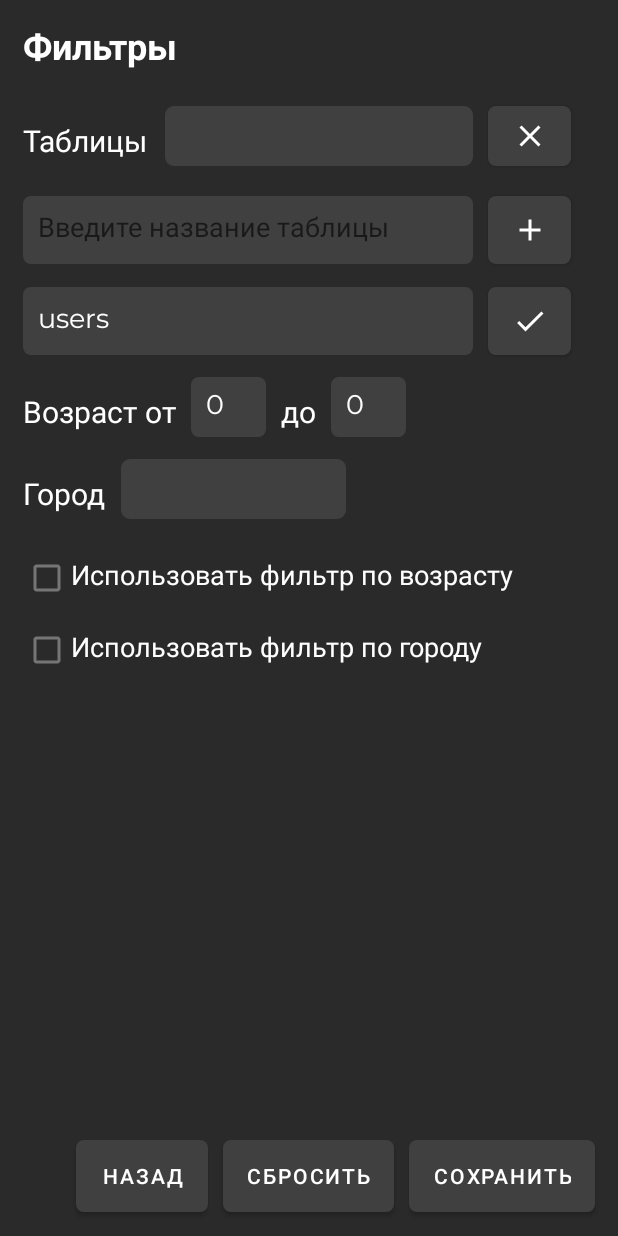
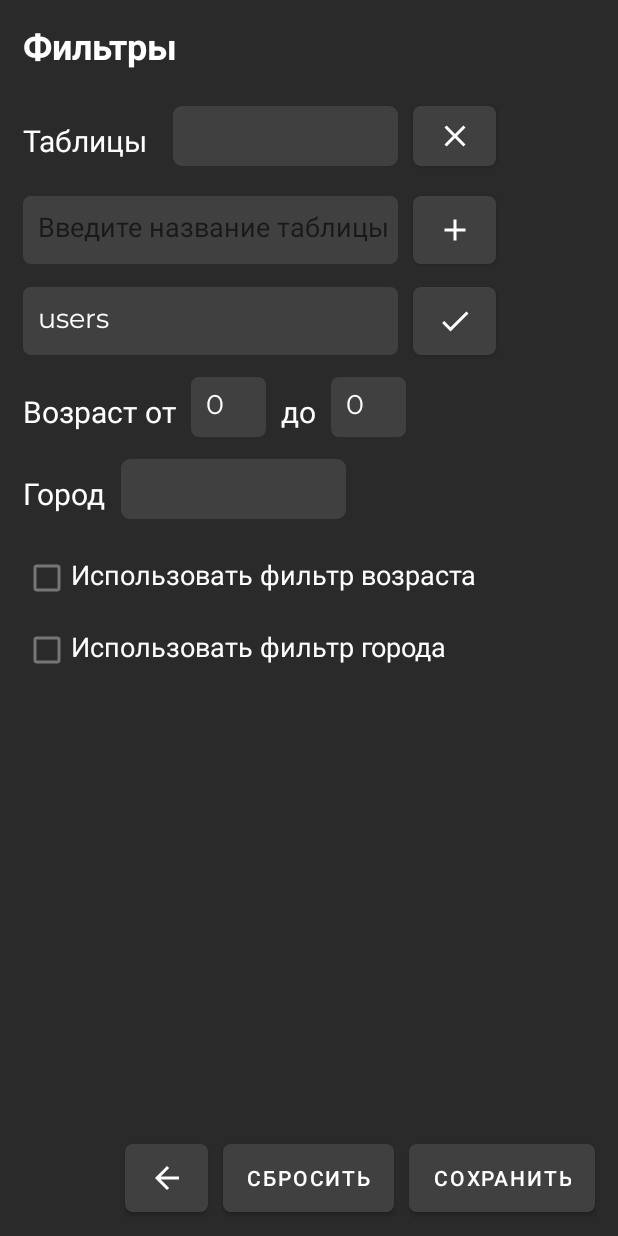
Before and after one commit to b0shka/mobile_database, an Android app: the Filter screen opened directly, with no data from a screen before it, on a phone screen of 412 x 824 dp. Run offline under Robolectric (Android 15) with nearby library versions, the phone set to English and light mode, and no system bars; 7 statements that could not run were skipped.

Commit message:
Upgrade README.md

```diff
--- a/app/src/main/java/com/example/database/Database.java
+++ b/app/src/main/java/com/example/database/Database.java
@@ -9,6 +9,7 @@ import android.database.sqlite.SQLiteOpenHelper;
 import android.graphics.Bitmap;
 import android.util.Log;
 
+import java.io.File;
 import java.sql.Array;
 import java.sql.Blob;
 import java.util.ArrayList;
--- a/app/src/main/java/com/example/database/MainActivity.java
+++ b/app/src/main/java/com/example/database/MainActivity.java
@@ -3,6 +3,8 @@ package com.example.database;
 import androidx.appcompat.app.AppCompatActivity;
 import android.app.Dialog;
 import android.content.Intent;
+import android.database.sqlite.SQLiteDatabase;
+import android.database.sqlite.SQLiteException;
 import android.graphics.Color;
 import android.graphics.drawable.ColorDrawable;
 import android.net.Uri;
@@ -15,6 +17,7 @@ import android.widget.EditText;
 import android.widget.ListView;
 import android.widget.AdapterView;
 import android.widget.AdapterView.OnItemClickListener;
+import android.widget.Spinner;
 import android.widget.TextView;
 import android.widget.Toast;
 import com.google.android.material.floatingactionbutton.FloatingActionButton;
@@ -34,7 +37,7 @@ public class MainActivity extends AppCompatActivity {
 
 	private ListView list_users;
 	private EditText line_search;
-	private Button search, filter, update, open_db, create_db, save_db, close_db, settings;
+	private Button search, filter, update, open_db, save_db, close_db, settings;
 	private FloatingActionButton add_user;
 	private Database database;
 	private ItemAdapter itemAdapter;
@@ -51,7 +54,6 @@ public class MainActivity extends AppCompatActivity {
 		filter = findViewById(R.id.filter);
 		update = findViewById(R.id.update);
 		open_db = findViewById(R.id.open_db);
-		create_db = findViewById(R.id.create_db);
 		save_db = findViewById(R.id.save_db);
 		close_db = findViewById(R.id.close_db);
 		settings = findViewById(R.id.settings);
@@ -509,7 +511,7 @@ public class MainActivity extends AppCompatActivity {
 
 		byte[] buffer = new byte[1024];
 		int len;
-		while ((len = in.read(buffer)) > 0){
+		while ((len = in.read(buffer)) > 0) {
 			out.write(buffer, 0, len);
 		}
 
--- a/app/src/main/res/layout-large/activity_filter.xml
+++ b/app/src/main/res/layout-large/activity_filter.xml
@@ -7,4 +7,256 @@
 	android:background="@color/main_color"
 	tools:context=".Filter">
 
+	<androidx.constraintlayout.widget.ConstraintLayout
+		android:layout_width="match_parent"
+		android:layout_height="match_parent"
+		android:background="@color/main_color"
+		tools:context=".Filter">
+
+		<TextView
+			android:id="@+id/title_filter"
+			android:layout_width="wrap_content"
+			android:layout_height="wrap_content"
+			android:layout_marginStart="15dp"
+			android:layout_marginTop="16dp"
+			android:fontFamily="@font/montserrat_bold"
+			android:text="@string/title_filter"
+			android:textColor="@color/white"
+			android:textSize="28sp"
+			app:layout_constraintStart_toStartOf="parent"
+			app:layout_constraintTop_toTopOf="parent" />
+
+		<TextView
+			android:id="@+id/title_table"
+			android:layout_width="wrap_content"
+			android:layout_height="wrap_content"
+			android:layout_marginStart="15dp"
+			android:layout_marginTop="30dp"
+			android:fontFamily="@font/montserrat"
+			android:text="@string/title_table"
+			android:textColor="@color/white"
+			android:textSize="24sp"
+			app:layout_constraintStart_toStartOf="parent"
+			app:layout_constraintTop_toBottomOf="@+id/title_filter" />
+
+		<TextView
+			android:id="@+id/title_table2"
+			android:layout_width="wrap_content"
+			android:layout_height="wrap_content"
+			android:layout_marginStart="15dp"
+			android:layout_marginTop="30dp"
+			android:fontFamily="@font/montserrat"
+			android:text="@string/title_age_min"
+			android:textColor="@color/white"
+			android:textSize="24sp"
+			app:layout_constraintStart_toStartOf="parent"
+			app:layout_constraintTop_toBottomOf="@+id/new_change_name_table" />
+
+		<TextView
+			android:id="@+id/title_city"
+			android:layout_width="wrap_content"
+			android:layout_height="wrap_content"
+			android:layout_marginStart="15dp"
+			android:layout_marginTop="30dp"
+			android:fontFamily="@font/montserrat"
+			android:text="@string/title_city"
+			android:textColor="@color/white"
+			android:textSize="24sp"
+			app:layout_constraintStart_toStartOf="parent"
+			app:layout_constraintTop_toBottomOf="@+id/title_table2" />
+
+		<TextView
+			android:id="@+id/title_age_max"
+			android:layout_width="wrap_content"
+			android:layout_height="wrap_content"
+			android:layout_marginStart="10dp"
+			android:fontFamily="@font/montserrat"
+			android:text="@string/title_age_max"
+			android:textColor="@color/white"
+			android:textSize="24sp"
+			app:layout_constraintBottom_toBottomOf="@+id/title_table2"
+			app:layout_constraintStart_toEndOf="@+id/age_min" />
+
+		<Button
+			android:id="@+id/save_filter"
+			android:layout_width="wrap_content"
+			android:layout_height="50dp"
+			android:layout_marginEnd="15dp"
+			android:layout_marginBottom="16dp"
+			android:background="@drawable/custom_button"
+			android:onClick="apply_filter"
+			android:text="@string/button_save"
+			app:layout_constraintBottom_toBottomOf="parent"
+			app:layout_constraintEnd_toEndOf="parent" />
+
+		<Button
+			android:id="@+id/drop_filter_to_start"
+			android:layout_width="wrap_content"
+			android:layout_height="50dp"
+			android:layout_marginEnd="10dp"
+			android:layout_marginBottom="16dp"
+			android:background="@drawable/custom_button"
+			android:onClick="drop_filter"
+			android:text="@string/button_drop_filter"
+			app:layout_constraintBottom_toBottomOf="parent"
+			app:layout_constraintEnd_toStartOf="@+id/save_filter" />
+
+		<Button
+			android:id="@+id/back_from_filter"
+			android:layout_width="55dp"
+			android:layout_height="50sp"
+			android:layout_marginEnd="10dp"
+			android:layout_marginBottom="16dp"
+			android:background="@drawable/custom_button"
+			app:icon="@drawable/ic_back"
+			app:layout_constraintBottom_toBottomOf="parent"
+			app:layout_constraintEnd_toStartOf="@+id/drop_filter_to_start" />
+
+		<EditText
+			android:id="@+id/name_new_table"
+			android:layout_width="300dp"
+			android:layout_height="50dp"
+			android:layout_marginStart="15dp"
+			android:layout_marginTop="20dp"
+			android:background="@drawable/custom_line"
+			android:ems="10"
+			android:fontFamily="@font/montserrat"
+			android:hint="@string/hint_name_table"
+			android:importantForAutofill="no"
+			android:inputType="textPersonName"
+			android:paddingStart="10dp"
+			android:textColor="@color/white"
+			app:layout_constraintStart_toStartOf="parent"
+			app:layout_constraintTop_toBottomOf="@+id/title_table"
+			tools:ignore="TouchTargetSizeCheck,TextContrastCheck" />
+
+		<EditText
+			android:id="@+id/age_min"
+			android:layout_width="55dp"
+			android:layout_height="50dp"
+			android:layout_marginStart="10dp"
+			android:background="@drawable/custom_line"
+			android:ems="10"
+			android:fontFamily="@font/montserrat"
+			android:importantForAutofill="no"
+			android:inputType="number"
+			android:paddingStart="10dp"
+			android:textColor="@color/white"
+			app:layout_constraintBottom_toBottomOf="@+id/title_table2"
+			app:layout_constraintStart_toEndOf="@+id/title_table2"
+			tools:ignore="TouchTargetSizeCheck,TextContrastCheck" />
+
+		<EditText
+			android:id="@+id/age_max"
+			android:layout_width="55dp"
+			android:layout_height="50dp"
+			android:layout_marginStart="10dp"
+			android:background="@drawable/custom_line"
+			android:ems="10"
+			android:fontFamily="@font/montserrat"
+			android:importantForAutofill="no"
+			android:inputType="number"
+			android:paddingStart="10dp"
+			android:textColor="@color/white"
+			app:layout_constraintBottom_toBottomOf="@+id/title_table2"
+			app:layout_constraintStart_toEndOf="@+id/title_age_max"
+			tools:ignore="TouchTargetSizeCheck,TextContrastCheck" />
+
+		<EditText
+			android:id="@+id/new_change_name_table"
+			android:layout_width="300dp"
+			android:layout_height="50dp"
+			android:layout_marginStart="15dp"
+			android:layout_marginTop="15dp"
+			android:background="@drawable/custom_line"
+			android:ems="10"
+			android:fontFamily="@font/montserrat"
+			android:importantForAutofill="no"
+			android:inputType="textPersonName"
+			android:paddingStart="10dp"
+			android:textColor="@color/white"
+			app:layout_constraintStart_toStartOf="parent"
+			app:layout_constraintTop_toBottomOf="@+id/name_new_table"
+			tools:ignore="TouchTargetSizeCheck,TextContrastCheck" />
+
+		<Button
+			android:id="@+id/create_new_table"
+			android:layout_width="55dp"
+			android:layout_height="50dp"
+			android:layout_marginStart="10dp"
+			android:background="@drawable/custom_button"
+			android:onClick="new_table"
+			app:icon="@drawable/ic_add"
+			app:layout_constraintBottom_toBottomOf="@+id/name_new_table"
+			app:layout_constraintStart_toEndOf="@+id/name_new_table"
+			tools:ignore="SpeakableTextPresentCheck,TouchTargetSizeCheck" />
+
+		<Button
+			android:id="@+id/change_name_table"
+			android:layout_width="55dp"
+			android:layout_height="50dp"
+			android:layout_marginStart="10dp"
+			android:background="@drawable/custom_button"
+			android:onClick="change_name"
+			app:icon="@drawable/ic_ok"
+			app:layout_constraintBottom_toBottomOf="@+id/new_change_name_table"
+			app:layout_constraintStart_toEndOf="@+id/new_change_name_table"
+			tools:ignore="SpeakableTextPresentCheck,TouchTargetSizeCheck" />
+
+		<Button
+			android:id="@+id/delete_table_db"
+			android:layout_width="55dp"
+			android:layout_height="45dp"
+			android:background="@drawable/custom_button"
+			android:onClick="delete_table"
+			app:icon="@drawable/ic_close"
+			app:layout_constraintBottom_toBottomOf="@+id/list_table"
+			app:layout_constraintEnd_toEndOf="@+id/create_new_table"
+			tools:ignore="SpeakableTextPresentCheck,TouchTargetSizeCheck" />
+
+		<Spinner
+			android:id="@+id/list_table"
+			android:layout_width="180dp"
+			android:layout_height="45dp"
+			android:layout_marginEnd="10dp"
+			android:background="@drawable/custom_sprinner"
+			app:layout_constraintBottom_toBottomOf="@+id/title_table"
+			app:layout_constraintEnd_toStartOf="@+id/delete_table_db" />
+
+		<Spinner
+			android:id="@+id/list_city"
+			android:layout_width="180dp"
+			android:layout_height="45dp"
+			android:layout_marginStart="10dp"
+			android:background="@drawable/custom_sprinner"
+			app:layout_constraintBottom_toBottomOf="@+id/title_city"
+			app:layout_constraintStart_toEndOf="@+id/title_city" />
+
+		<CheckBox
+			android:id="@+id/use_filter_age"
+			android:layout_width="wrap_content"
+			android:layout_height="wrap_content"
+			android:layout_marginStart="15dp"
+			android:layout_marginTop="15dp"
+			android:fontFamily="@font/montserrat"
+			android:text="@string/title_checkbox_age"
+			android:textColor="@color/white"
+			android:textSize="24sp"
+			app:layout_constraintStart_toStartOf="parent"
+			app:layout_constraintTop_toBottomOf="@+id/title_city" />
+
+		<CheckBox
+			android:id="@+id/use_filter_city"
+			android:layout_width="wrap_content"
+			android:layout_height="wrap_content"
+			android:layout_marginStart="15dp"
+			android:layout_marginTop="5dp"
+			android:fontFamily="@font/montserrat"
+			android:text="@string/title_checkbox_city"
+			android:textColor="@color/white"
+			android:textSize="24sp"
+			app:layout_constraintStart_toStartOf="parent"
+			app:layout_constraintTop_toBottomOf="@+id/use_filter_age" />
+
+	</androidx.constraintlayout.widget.ConstraintLayout>
 </androidx.constraintlayout.widget.ConstraintLayout>
--- a/app/src/main/res/layout-normal/activity_data_user.xml
+++ b/app/src/main/res/layout-normal/activity_data_user.xml
@@ -103,13 +103,13 @@
 			android:orientation="horizontal">
 
 			<LinearLayout
-				android:layout_width="wrap_content"
+				android:layout_width="160dp"
 				android:layout_height="match_parent"
 				android:orientation="vertical">
 
 				<EditText
 					android:id="@+id/firts_name"
-					android:layout_width="180dp"
+					android:layout_width="match_parent"
 					android:layout_height="45dp"
 					android:background="@drawable/custom_line"
 					android:ems="10"
@@ -122,7 +122,7 @@
 
 				<EditText
 					android:id="@+id/last_name"
-					android:layout_width="180dp"
+					android:layout_width="match_parent"
 					android:layout_height="45dp"
 					android:layout_marginTop="10dp"
 					android:background="@drawable/custom_line"
@@ -136,7 +136,7 @@
 
 				<EditText
 					android:id="@+id/patronymic"
-					android:layout_width="180dp"
+					android:layout_width="match_parent"
 					android:layout_height="45dp"
 					android:layout_marginTop="10dp"
 					android:background="@drawable/custom_line"
@@ -150,7 +150,7 @@
 
 				<EditText
 					android:id="@+id/age"
-					android:layout_width="180dp"
+					android:layout_width="match_parent"
 					android:layout_height="45dp"
 					android:layout_marginTop="10dp"
 					android:background="@drawable/custom_line"
@@ -164,7 +164,7 @@
 
 				<EditText
 					android:id="@+id/birth"
-					android:layout_width="180dp"
+					android:layout_width="match_parent"
 					android:layout_height="45dp"
 					android:layout_marginTop="10dp"
 					android:background="@drawable/custom_line"
@@ -178,7 +178,7 @@
 
 				<EditText
 					android:id="@+id/country"
-					android:layout_width="180dp"
+					android:layout_width="match_parent"
 					android:layout_height="45dp"
 					android:layout_marginTop="10dp"
 					android:background="@drawable/custom_line"
@@ -192,7 +192,7 @@
 
 				<EditText
 					android:id="@+id/address"
-					android:layout_width="180dp"
+					android:layout_width="match_parent"
 					android:layout_height="45dp"
 					android:layout_marginTop="10dp"
 					android:background="@drawable/custom_line"
@@ -206,7 +206,7 @@
 
 				<EditText
 					android:id="@+id/index"
-					android:layout_width="180dp"
+					android:layout_width="match_parent"
 					android:layout_height="45dp"
 					android:layout_marginTop="10dp"
 					android:background="@drawable/custom_line"
@@ -220,7 +220,7 @@
 
 				<EditText
 					android:id="@+id/number_phone"
-					android:layout_width="180dp"
+					android:layout_width="match_parent"
 					android:layout_height="45dp"
 					android:layout_marginTop="10dp"
 					android:background="@drawable/custom_line"
@@ -248,7 +248,7 @@
 
 				<EditText
 					android:id="@+id/passport"
-					android:layout_width="180dp"
+					android:layout_width="match_parent"
 					android:layout_height="45dp"
 					android:layout_marginTop="10dp"
 					android:background="@drawable/custom_line"
@@ -262,7 +262,7 @@
 
 				<EditText
 					android:id="@+id/snils"
-					android:layout_width="180dp"
+					android:layout_width="match_parent"
 					android:layout_height="45dp"
 					android:layout_marginTop="10dp"
 					android:background="@drawable/custom_line"
@@ -276,7 +276,7 @@
 
 				<EditText
 					android:id="@+id/car"
-					android:layout_width="180dp"
+					android:layout_width="match_parent"
 					android:layout_height="45dp"
 					android:layout_marginTop="10dp"
 					android:background="@drawable/custom_line"
@@ -290,7 +290,7 @@
 
 				<EditText
 					android:id="@+id/place_work"
-					android:layout_width="180dp"
+					android:layout_width="match_parent"
 					android:layout_height="45dp"
 					android:layout_marginTop="10dp"
 					android:background="@drawable/custom_line"
@@ -304,13 +304,14 @@
 
 				<Button
 					android:id="@+id/add_doc"
-					android:layout_width="180dp"
+					android:layout_width="match_parent"
 					android:layout_height="45dp"
 					android:layout_marginTop="10dp"
 					android:background="@drawable/custom_button"
 					android:fontFamily="@font/montserrat_bold"
 					android:text="@string/button_add_document"
-					android:textColor="@color/white"/>
+					android:textColor="@color/white"
+					android:textSize="13sp" />
 
 				<androidx.constraintlayout.widget.ConstraintLayout
 					android:layout_width="180dp"
@@ -361,7 +362,7 @@
 
 					<Spinner
 						android:id="@+id/list_tables"
-						android:layout_width="178dp"
+						android:layout_width="match_parent"
 						android:layout_height="45dp"
 						android:layout_marginStart="1dp"
 						android:layout_marginEnd="1dp"
@@ -375,14 +376,14 @@
 			</LinearLayout>
 
 			<LinearLayout
-				android:layout_width="wrap_content"
+				android:layout_width="match_parent"
 				android:layout_height="match_parent"
 				android:layout_marginLeft="10dp"
 				android:orientation="vertical">
 
 				<EditText
 					android:id="@+id/education"
-					android:layout_width="200dp"
+					android:layout_width="match_parent"
 					android:layout_height="100dp"
 
 					android:background="@drawable/custom_line"
@@ -397,7 +398,7 @@
 
 				<EditText
 					android:id="@+id/email"
-					android:layout_width="200dp"
+					android:layout_width="match_parent"
 					android:layout_height="45dp"
 					android:layout_marginTop="10dp"
 					android:background="@drawable/custom_line"
@@ -411,7 +412,7 @@
 
 				<EditText
 					android:id="@+id/vk"
-					android:layout_width="200dp"
+					android:layout_width="match_parent"
 					android:layout_height="45dp"
 					android:layout_marginTop="10dp"
 					android:background="@drawable/custom_line"
@@ -425,7 +426,7 @@
 
 				<EditText
 					android:id="@+id/instagram"
-					android:layout_width="200dp"
+					android:layout_width="match_parent"
 					android:layout_height="45dp"
 					android:layout_marginTop="10dp"
 					android:background="@drawable/custom_line"
@@ -439,7 +440,7 @@
 
 				<EditText
 					android:id="@+id/telegram"
-					android:layout_width="200dp"
+					android:layout_width="match_parent"
 					android:layout_height="45dp"
 					android:layout_marginTop="10dp"
 					android:background="@drawable/custom_line"
@@ -453,7 +454,7 @@
 
 				<EditText
 					android:id="@+id/other_social"
-					android:layout_width="200dp"
+					android:layout_width="match_parent"
 					android:layout_height="100dp"
 					android:layout_marginTop="10dp"
 					android:background="@drawable/custom_line"
@@ -468,7 +469,7 @@
 
 				<EditText
 					android:id="@+id/relative"
-					android:layout_width="200dp"
+					android:layout_width="match_parent"
 					android:layout_height="100dp"
 					android:layout_marginTop="10dp"
 					android:background="@drawable/custom_line"
@@ -498,7 +499,7 @@
 
 				<EditText
 					android:id="@+id/other"
-					android:layout_width="200dp"
+					android:layout_width="match_parent"
 					android:layout_height="100dp"
 					android:layout_marginTop="10dp"
 					android:background="@drawable/custom_line"
@@ -513,7 +514,7 @@
 
 				<Button
 					android:id="@+id/add_photo"
-					android:layout_width="200dp"
+					android:layout_width="match_parent"
 					android:layout_height="45dp"
 					android:layout_marginTop="9dp"
 					android:background="@drawable/custom_button"
@@ -522,7 +523,7 @@
 					android:textColor="@color/white" />
 
 				<androidx.constraintlayout.widget.ConstraintLayout
-					android:layout_width="200dp"
+					android:layout_width="match_parent"
 					android:layout_height="wrap_content"
 					android:layout_marginTop="10dp">
 
--- a/app/src/main/res/layout-normal/activity_filter.xml
+++ b/app/src/main/res/layout-normal/activity_filter.xml
@@ -74,7 +74,7 @@
 	<Button
 		android:id="@+id/save_filter"
 		android:layout_width="wrap_content"
-		android:layout_height="wrap_content"
+		android:layout_height="45dp"
 		android:layout_marginEnd="15dp"
 		android:layout_marginBottom="16dp"
 		android:background="@drawable/custom_button"
@@ -86,7 +86,7 @@
 	<Button
 		android:id="@+id/drop_filter_to_start"
 		android:layout_width="wrap_content"
-		android:layout_height="wrap_content"
+		android:layout_height="45dp"
 		android:layout_marginEnd="10dp"
 		android:layout_marginBottom="16dp"
 		android:background="@drawable/custom_button"
@@ -97,18 +97,18 @@
 
 	<Button
 		android:id="@+id/back_from_filter"
-		android:layout_width="wrap_content"
-		android:layout_height="wrap_content"
+		android:layout_width="55dp"
+		android:layout_height="45dp"
 		android:layout_marginEnd="10dp"
 		android:layout_marginBottom="16dp"
 		android:background="@drawable/custom_button"
-		android:text="@string/button_back"
+		app:icon="@drawable/ic_back"
 		app:layout_constraintBottom_toBottomOf="parent"
 		app:layout_constraintEnd_toStartOf="@+id/drop_filter_to_start" />
 
 	<EditText
 		android:id="@+id/name_new_table"
-		android:layout_width="300dp"
+		android:layout_width="250dp"
 		android:layout_height="45dp"
 		android:layout_marginStart="15dp"
 		android:layout_marginTop="20dp"
@@ -116,13 +116,13 @@
 		android:ems="10"
 		android:fontFamily="@font/montserrat"
 		android:hint="@string/hint_name_table"
+		android:importantForAutofill="no"
 		android:inputType="textPersonName"
 		android:paddingStart="10dp"
 		android:textColor="@color/white"
 		app:layout_constraintStart_toStartOf="parent"
 		app:layout_constraintTop_toBottomOf="@+id/title_table"
-		tools:ignore="TouchTargetSizeCheck,TextContrastCheck"
-		android:importantForAutofill="no" />
+		tools:ignore="TouchTargetSizeCheck,TextContrastCheck" />
 
 	<EditText
 		android:id="@+id/age_min"
@@ -158,7 +158,7 @@
 
 	<EditText
 		android:id="@+id/new_change_name_table"
-		android:layout_width="300dp"
+		android:layout_width="250dp"
 		android:layout_height="45dp"
 		android:layout_marginStart="15dp"
 		android:layout_marginTop="15dp"
@@ -210,7 +210,7 @@
 
 	<Spinner
 		android:id="@+id/list_table"
-		android:layout_width="205dp"
+		android:layout_width="150dp"
 		android:layout_height="40dp"
 		android:layout_marginEnd="10dp"
 		android:background="@drawable/custom_sprinner"
--- a/app/src/main/res/layout-normal/activity_main.xml
+++ b/app/src/main/res/layout-normal/activity_main.xml
@@ -62,6 +62,7 @@
                 android:layout_marginRight="7dp"
                 android:background="@drawable/custom_button_menu"
                 android:fontFamily="@font/montserrat_bold"
+                android:onClick="open_filters"
                 android:padding="5dp"
                 android:text="@string/button_filter"
                 android:textColor="@color/white"
--- a/app/src/main/res/values/strings.xml
+++ b/app/src/main/res/values/strings.xml
@@ -28,8 +28,8 @@
     <string name="hint_name_table">Введите название таблицы</string>
 
     <!--Title-->
-    <string name="title_data_user">Информация о пользователе</string>
-    <string name="title_create_user">Создание пользователя</string>
+    <string name="title_data_user">Информация</string>
+    <string name="title_create_user">Создание</string>
     <string name="title_create_db">Создание БД</string>
     <string name="title_choice_action">Выберите действие</string>
     <string name="title_filter">Фильтры</string>
@@ -41,8 +41,8 @@
     <string name="title_age_min">Возраст от</string>
     <string name="title_age_max">до</string>
     <string name="title_city">Город</string>
-    <string name="title_checkbox_age">Использовать фильтр по возрасту</string>
-    <string name="title_checkbox_city">Использовать фильтр по городу</string>
+    <string name="title_checkbox_age">Использовать фильтр возраста</string>
+    <string name="title_checkbox_city">Использовать фильтр города</string>
 
     <!--Message for Toats-->
     <string name="empty_line">Вы ничего не ввели</string>
```
Also changed, not shown: 7 other files. Lines whose indentation alone changed are shown as unchanged.
